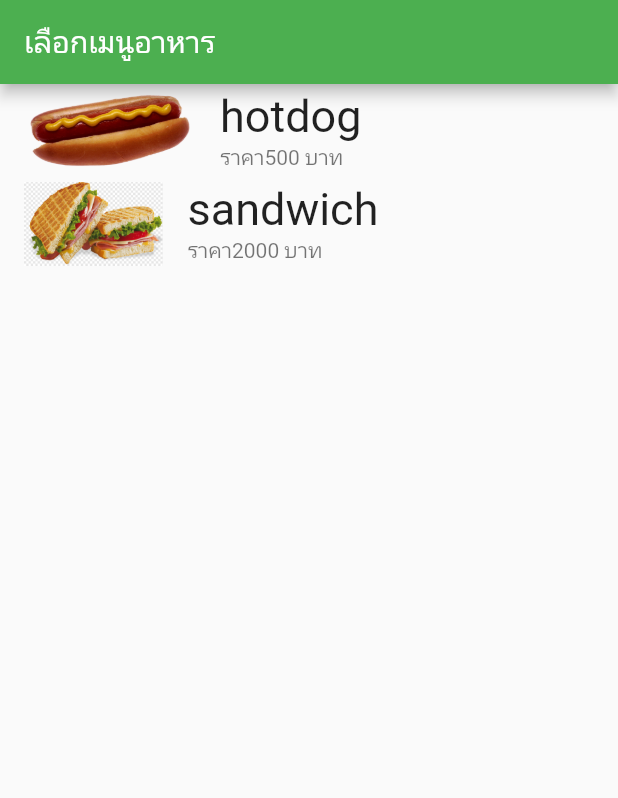
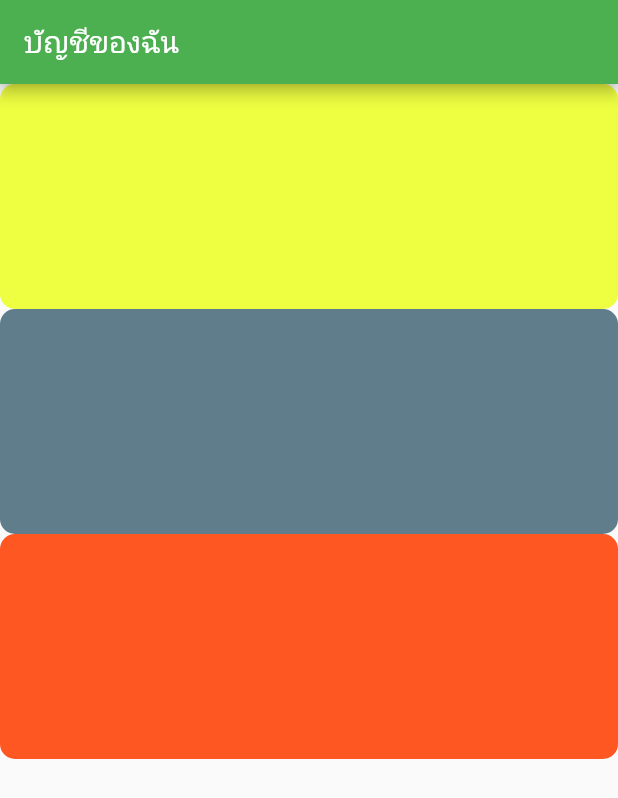
Before and after one commit to joiddev/android_APP, a Flutter app: the screen it shows after launch, on a phone screen of 412 x 824 dp. Shown: the top 798 px of the screen. Run offline on Flutter 3.47's test engine with Material 2 defaults, Android fonts, the phone set to English and light mode, and no system bars.

Commit message:
Container Widget

```diff
--- a/lib/main.dart
+++ b/lib/main.dart
@@ -28,35 +28,37 @@ class MyHomePage extends StatefulWidget {
 }
 
 class _MyHomePageState extends State<MyHomePage> {
-  //กลุ่มข้อมูล
-  List<FoodMenu> menu = [
-    FoodMenu("hotdog", "500", "assets/images/hotdog.png"),
-    FoodMenu("sandwich", "2000", "assets/images/sandwich.png")
-  ];
-
   //แสดงผลข้อมูล
   @override
   Widget build(BuildContext context) {
     return Scaffold(
         appBar: AppBar(
-          title: Text("เลือกเมนูอาหาร"),
+          title: Text("บัญชีของฉัน"),
         ),
-        body: ListView.builder(
-            itemCount: menu.length,
-            itemBuilder: (BuildContext context, int index) {
-              FoodMenu food = menu[index];
-              return ListTile(
-                leading: Image.asset(food.img),
-                title: Text(
-                  food.name,
-                  style: TextStyle(fontSize: 30),
-                ),
-                subtitle: Text("ราคา" + food.price + " บาท"),
-                onTap: (){
-                  print("คุณเลือกเมนู "+food.name);
-                },
-              );
-            }));
+        body: Column(
+          children: [
+            Container(
+              decoration: BoxDecoration(
+                  color: Colors.limeAccent,
+                  borderRadius: BorderRadius.circular(10)),
+              height: 150,
+            ),
+            Container(
+              decoration: BoxDecoration(
+                color: Colors.blueGrey,
+                borderRadius: BorderRadius.circular(10)
+              ),
+              height: 150,
+            ),
+            Container(
+              decoration: BoxDecoration(
+                color: Colors.deepOrange,
+                borderRadius: BorderRadius.circular(10)
+              ),
+              height: 150,
+            )
+          ],
+        ));
   }
 }
 
```
